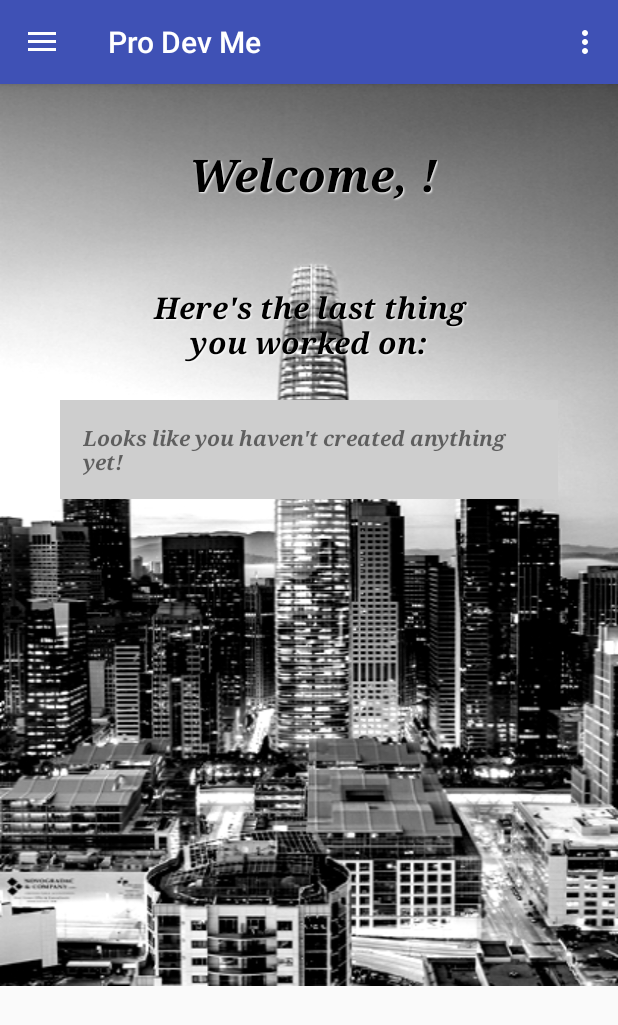
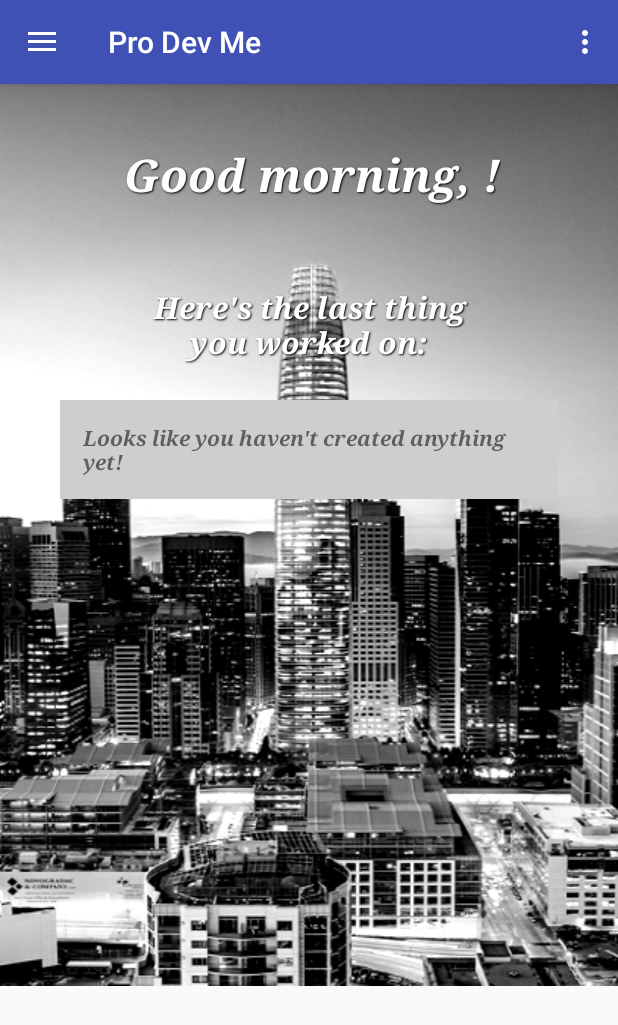
Before and after one commit to jacchevr/ProDevMe, an Android app: the WelcomeScreenFragment screen opened directly, with no data from a screen before it, on a phone screen of 412 x 824 dp. Shown: the top 1025 px of the screen. Run offline under Robolectric (Android 15) with nearby library versions, the phone set to English and light mode, and no system bars; our stand-ins replace Room's generated code.

Commit message:
Added word list model/dao. Added alternating welcome message based on time.

```diff
--- a/app/src/main/java/edu/cnm/deepdive/prodevme/MainActivity.java
+++ b/app/src/main/java/edu/cnm/deepdive/prodevme/MainActivity.java
@@ -108,7 +108,7 @@ public class MainActivity extends AppCompatActivity
     // Everything that is commented out is the same replacement, but with no animation.
     if (id == R.id.home) {
       getSupportFragmentManager().beginTransaction().setCustomAnimations(R.anim.slide_in_left,
-          R.anim.slide_out_right, R.anim.slide_out_left, R.anim.slide_in_right)
+          R.anim.slide_out_right, R.anim.slide_in_right, R.anim.slide_out_left)
           .replace(R.id.fragment_container,
           new WelcomeScreenFragment()).addToBackStack("String").commit();
 //      getSupportFragmentManager().beginTransaction()
@@ -116,7 +116,7 @@ public class MainActivity extends AppCompatActivity
 //          .commit();
     } else if (id == R.id.my_resumes) {
       getSupportFragmentManager().beginTransaction().setCustomAnimations(R.anim.slide_in_left,
-          R.anim.slide_out_right, R.anim.slide_out_left, R.anim.slide_in_right)
+          R.anim.slide_out_right, R.anim.slide_in_right, R.anim.slide_out_left)
           .replace(R.id.fragment_container,
           new ResumeViewer()).addToBackStack("String").commit();
 //      getSupportFragmentManager().beginTransaction()
@@ -124,7 +124,7 @@ public class MainActivity extends AppCompatActivity
 //          .commit();
     } else if (id == R.id.create_resume) {
       getSupportFragmentManager().beginTransaction().setCustomAnimations(R.anim.slide_in_left,
-          R.anim.slide_out_right, R.anim.slide_out_left, R.anim.slide_in_right)
+          R.anim.slide_out_right, R.anim.slide_in_right, R.anim.slide_out_left)
           .replace(R.id.fragment_container,
           new ResumeFragment()).addToBackStack("String").commit();
 //      getSupportFragmentManager().beginTransaction()
--- a/app/src/main/java/edu/cnm/deepdive/prodevme/ResumeViewer.java
+++ b/app/src/main/java/edu/cnm/deepdive/prodevme/ResumeViewer.java
@@ -46,9 +46,9 @@ public class ResumeViewer extends Fragment implements OnItemClickListener {
     bundle.putLong(SingleResume.DOCUMENT_KEY, documentId);
     SingleResume singleResume = new SingleResume();
     singleResume.setArguments(bundle);
-    getFragmentManager().beginTransaction().setCustomAnimations(android.R.anim.slide_in_left,
-        android.R.anim.slide_out_right).replace(R.id.fragment_container,
-        singleResume).addToBackStack("String").commit();
+    getFragmentManager().beginTransaction().setCustomAnimations(R.anim.slide_in_left,
+        R.anim.slide_out_right, R.anim.slide_in_right, R.anim.slide_out_left).
+        replace(R.id.fragment_container, singleResume).addToBackStack("String").commit();
 //    getFragmentManager().beginTransaction().replace
 //        (R.id.fragment_container, singleResume).addToBackStack("String").commit();
   }
--- a/app/src/main/java/edu/cnm/deepdive/prodevme/WelcomeScreenFragment.java
+++ b/app/src/main/java/edu/cnm/deepdive/prodevme/WelcomeScreenFragment.java
@@ -12,6 +12,8 @@ import android.widget.AdapterView;
 import android.widget.AdapterView.OnItemClickListener;
 import android.widget.TextView;
 import edu.cnm.deepdive.prodevme.models.Document;
+import java.text.SimpleDateFormat;
+import java.util.Date;
 import org.w3c.dom.Text;
 
 
@@ -36,8 +38,28 @@ public class WelcomeScreenFragment extends Fragment implements OnClickListener {
     View welcome = inflater.inflate(R.layout.fragment_welcome_screen, container, false);
     TextView welcomeText = welcome.findViewById(R.id.welcomeMessage);
     resume = welcome.findViewById(R.id.resumePreview);
-    welcomeText.setText(String.format("Welcome, %s!", ((MainActivity)
-        getActivity()).getFirstName()));
+    SimpleDateFormat sdf = new SimpleDateFormat("HH:mm:ss");
+    String str = sdf.format(new Date());
+
+    String[] hr=str.split(":");
+
+    int hr1=Integer.parseInt(hr[0]);
+
+    if(hr1<12)
+    {
+      welcomeText.setText(String.format("Good morning, %s!", ((MainActivity)
+          getActivity()).getFirstName()));
+    }else if(hr1>12&& hr1<17)
+    {
+      welcomeText.setText(String.format("Good afternoon, %s!", ((MainActivity)
+          getActivity()).getFirstName()));
+    }else if(hr1>17&& hr1<24)
+    {
+      welcomeText.setText(String.format("Good evening, %s!", ((MainActivity)
+          getActivity()).getFirstName()));
+    }
+//    welcomeText.setText(String.format("Welcome, %s!", ((MainActivity)
+//        getActivity()).getFirstName()));
     resume.setOnClickListener(this);
     new ResumePreviewGetter().execute();
     return welcome;
@@ -51,7 +73,7 @@ public class WelcomeScreenFragment extends Fragment implements OnClickListener {
     SingleResume singleResume = new SingleResume();
     singleResume.setArguments(bundle);
     getFragmentManager().beginTransaction().setCustomAnimations(R.anim.slide_in_left,
-        R.anim.slide_out_right, R.anim.slide_in_left, R.anim.slide_out_right)
+        R.anim.slide_out_right, R.anim.slide_in_right, R.anim.slide_out_left)
         .replace(R.id.fragment_container,
         singleResume).addToBackStack("String").commit();
     // No Animation
--- /dev/null
+++ b/app/src/main/java/edu/cnm/deepdive/prodevme/dao/WordListDao.java
@@ -0,0 +1,5 @@
+package edu.cnm.deepdive.prodevme.dao;
+
+public interface WordListDao {
+
+}
--- a/app/src/main/res/anim/slide_in_left.xml
+++ b/app/src/main/res/anim/slide_in_left.xml
@@ -1,7 +1,7 @@
 <?xml version="1.0" encoding="utf-8"?>
 <set xmlns:android="http://schemas.android.com/apk/res/android">
-  <translate android:fromXDelta="-50%p" android:toXDelta="0"
-    android:duration="@android:integer/config_mediumAnimTime"/>
-  <alpha android:fromAlpha="0.0" android:toAlpha="1.0"
-    android:duration="@android:integer/config_mediumAnimTime" />
+<translate android:fromXDelta="-100%p" android:toXDelta="0"
+  android:duration="@android:integer/config_mediumAnimTime"/>
+<alpha android:fromAlpha="0.0" android:toAlpha="1.0"
+  android:duration="@android:integer/config_mediumAnimTime" />
 </set>
--- a/app/src/main/res/anim/slide_in_right.xml
+++ b/app/src/main/res/anim/slide_in_right.xml
@@ -6,7 +6,7 @@
     <!--android:duration="@android:integer/config_mediumAnimTime" />-->
 <!--</set>-->
 <set xmlns:android="http://schemas.android.com/apk/res/android">
-  <translate android:fromXDelta="50%p" android:toXDelta="0"
+  <translate android:fromXDelta="100%p" android:toXDelta="0"
     android:duration="@android:integer/config_mediumAnimTime"/>
   <alpha android:fromAlpha="0.0" android:toAlpha="1.0"
     android:duration="@android:integer/config_mediumAnimTime" />
--- a/app/src/main/res/anim/slide_out_left.xml
+++ b/app/src/main/res/anim/slide_out_left.xml
@@ -6,7 +6,7 @@
     <!--android:duration="@android:integer/config_mediumAnimTime" />-->
 <!--</set>-->
 <set xmlns:android="http://schemas.android.com/apk/res/android">
-  <translate android:fromXDelta="0" android:toXDelta="-50%p"
+  <translate android:fromXDelta="0" android:toXDelta="-100%p"
     android:duration="@android:integer/config_mediumAnimTime"/>
   <alpha android:fromAlpha="1.0" android:toAlpha="0.0"
     android:duration="@android:integer/config_mediumAnimTime" />
--- a/app/src/main/res/anim/slide_out_right.xml
+++ b/app/src/main/res/anim/slide_out_right.xml
@@ -1,6 +1,6 @@
 <?xml version="1.0" encoding="utf-8"?>
 <set xmlns:android="http://schemas.android.com/apk/res/android">
-  <translate android:fromXDelta="0" android:toXDelta="50%p"
+  <translate android:fromXDelta="0" android:toXDelta="100%p"
     android:duration="@android:integer/config_mediumAnimTime"/>
   <alpha android:fromAlpha="0.0" android:toAlpha="1.0"
     android:duration="@android:integer/config_mediumAnimTime" />
--- a/app/src/main/res/layout/fragment_resume_viewer.xml
+++ b/app/src/main/res/layout/fragment_resume_viewer.xml
@@ -12,7 +12,7 @@
     android:layout_width="wrap_content"
     android:layout_height="wrap_content"
     android:fontFamily="serif"
-    android:text="Here are your resumes!"
+    android:text="@string/resume_viewer_message"
     android:textAlignment="center"
     android:textColor="#4f4f4f"
     android:textSize="30sp"
--- a/app/src/main/res/layout/fragment_welcome_screen.xml
+++ b/app/src/main/res/layout/fragment_welcome_screen.xml
@@ -35,28 +35,28 @@
       android:layout_height="wrap_content"
       android:paddingTop="40dp"
       android:fontFamily="serif"
-      android:text="Welcome,\nprofessional!"
+      android:text="@string/welcome_message"
       android:textAlignment="center"
-      android:textColor="#000000"
+      android:textColor="#ffffff"
       android:textSize="30sp"
       app:layout_constraintLeft_toLeftOf="parent"
       app:layout_constraintRight_toRightOf="parent"
       app:layout_constraintTop_toTopOf="parent"
-      style="@style/AudioFileInfoOverlayText"/>
+      style="@style/textShadow"/>
 
   <TextView
     android:id="@+id/resumePreviewMessage"
     android:layout_width="0dp"
     android:layout_height="wrap_content"
-    android:text="Here's the last thing\nyou worked on:"
-    style="@style/AudioFileInfoOverlayText"
+    android:text="@string/welcome_preview_message"
+    style="@style/textShadow"
     android:textStyle="italic|bold"
     android:layout_marginTop="50dp"
     android:paddingLeft="30dp"
     android:paddingRight="30dp"
     android:fontFamily="serif"
     android:textAlignment="center"
-    android:textColor="#000000"
+    android:textColor="#ffffff"
     android:textSize="20sp"
     app:layout_constraintTop_toBottomOf="@+id/welcomeMessage"
     app:layout_constraintRight_toRightOf="parent"
@@ -76,7 +76,7 @@
     android:paddingRight="15dp"
     android:paddingTop="15dp"
     android:fontFamily="serif"
-    android:text="Looks like you haven't created anything yet!"
+    android:text="@string/welcome_resume_preview"
     app:layout_constraintTop_toBottomOf="@+id/resumePreviewMessage"
     app:layout_constraintRight_toRightOf="parent"
     app:layout_constraintLeft_toLeftOf="parent"
--- a/app/src/main/res/menu/activity_main_drawer.xml
+++ b/app/src/main/res/menu/activity_main_drawer.xml
@@ -5,35 +5,41 @@
     <item
       android:id="@+id/home"
       android:icon="@drawable/home"
-      android:title="Home"/>
+      android:title="Home"
+      android:fontFamily="serif"/>
     <item
       android:id="@+id/my_resumes"
       android:icon="@drawable/ic_menu_myresumes"
-      android:title="My Resumes"/>
+      android:title="My Resumes"
+      android:fontFamily="serif"/>
     <item
     android:id="@+id/create_resume"
     android:icon="@drawable/create"
-    android:title="Create Resume"/>
+    android:title="Create Resume"
+      android:fontFamily="serif"/>
     <item
       android:id="@+id/upload_resume"
       android:icon="@drawable/resume_upload"
-      android:title="Upload Resume"/>
+      android:title="Upload Resume"
+      android:fontFamily="serif"/>
 
   </group>
 
-  <item android:title="Resources">
+  <item android:title="Resources"
+    android:fontFamily="serif">
     <menu>
       <item
         android:id="@+id/news"
         android:icon="@drawable/news"
-        android:title="News"/>
+        android:title="News"
+        android:fontFamily="serif"/>
 
       <item
         android:id="@+id/resume_create"
         android:icon="@drawable/resume_creation"
-        android:title="Resume Creation Tools"/>
+        android:title="Resume Creation Tools"
+        android:fontFamily="serif"/>
 
-        />
     </menu>
   </item>
 
--- a/app/src/main/res/menu/main.xml
+++ b/app/src/main/res/menu/main.xml
@@ -3,7 +3,12 @@
   xmlns:app="http://schemas.android.com/apk/res-auto">
   <item
     android:id="@+id/action_settings"
-    android:orderInCategory="100"
     android:title="@string/action_settings"
     app:showAsAction="never"/>
+
+  <item
+    android:id="@+id/change_user"
+    android:title="New User"
+    app:showAsAction="never"/>
+
 </menu>
--- a/app/src/main/res/values/styles.xml
+++ b/app/src/main/res/values/styles.xml
@@ -17,12 +17,12 @@
 
   <style name="AppTheme.PopupOverlay" parent="ThemeOverlay.AppCompat.Light"/>
 
-  <style name="AudioFileInfoOverlayText">
+  <style name="textShadow">
     <item name="android:paddingLeft">7px</item>
     <item name="android:paddingBottom">7px</item>
-    <item name="android:textColor">#000000</item>
+    <item name="android:textColor">#ffffffff</item>
     <item name="android:textSize">12sp</item>
-    <item name="android:shadowColor">#ffffffff</item>
+    <item name="android:shadowColor">#000000</item>
     <item name="android:shadowDx">1</item>
     <item name="android:shadowDy">1</item>
     <item name="android:shadowRadius">1</item>
```
Also changed, not shown: app/src/main/java/edu/cnm/deepdive/prodevme/models/WordList.java (added, +19 -0 lines), app/src/main/res/layout/fragment_name_setup.xml (+7 -7 lines), app/src/main/res/layout/fragment_resume.xml (+9 -10 lines), app/src/main/res/layout/nav_header_main.xml (+7 -3 lines), app/src/main/res/values/strings.xml (+22 -0 lines).
